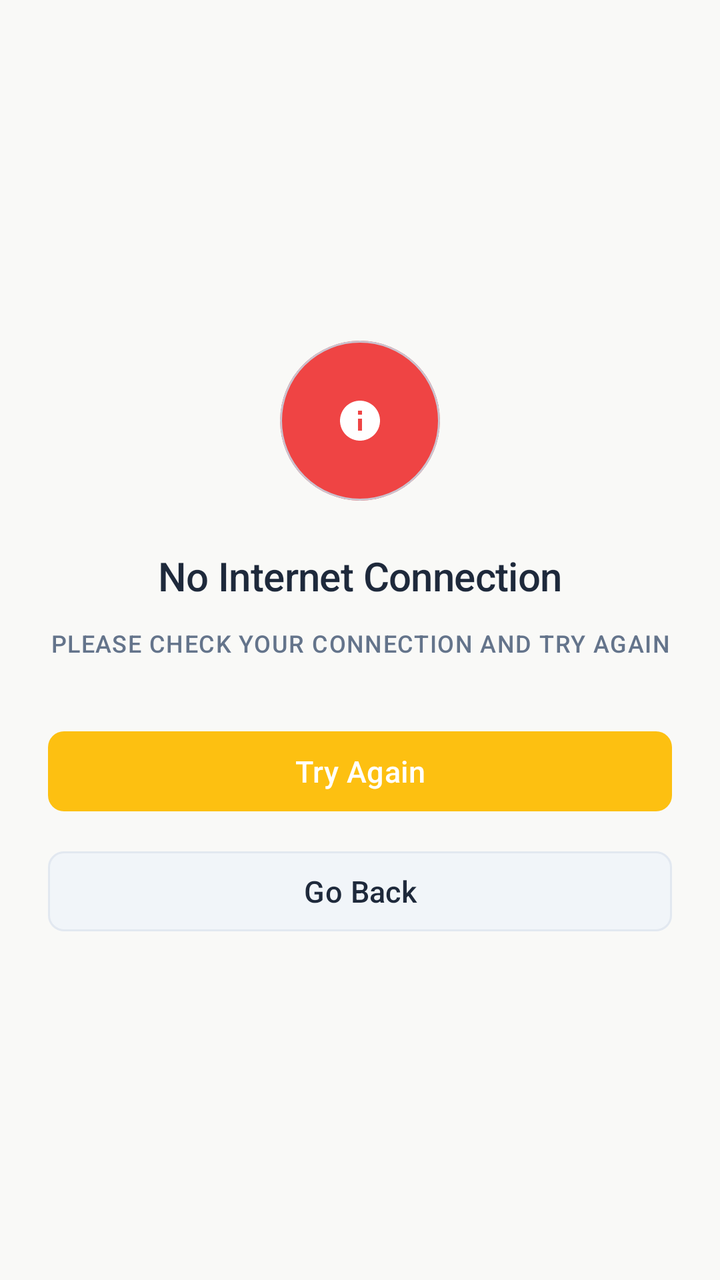
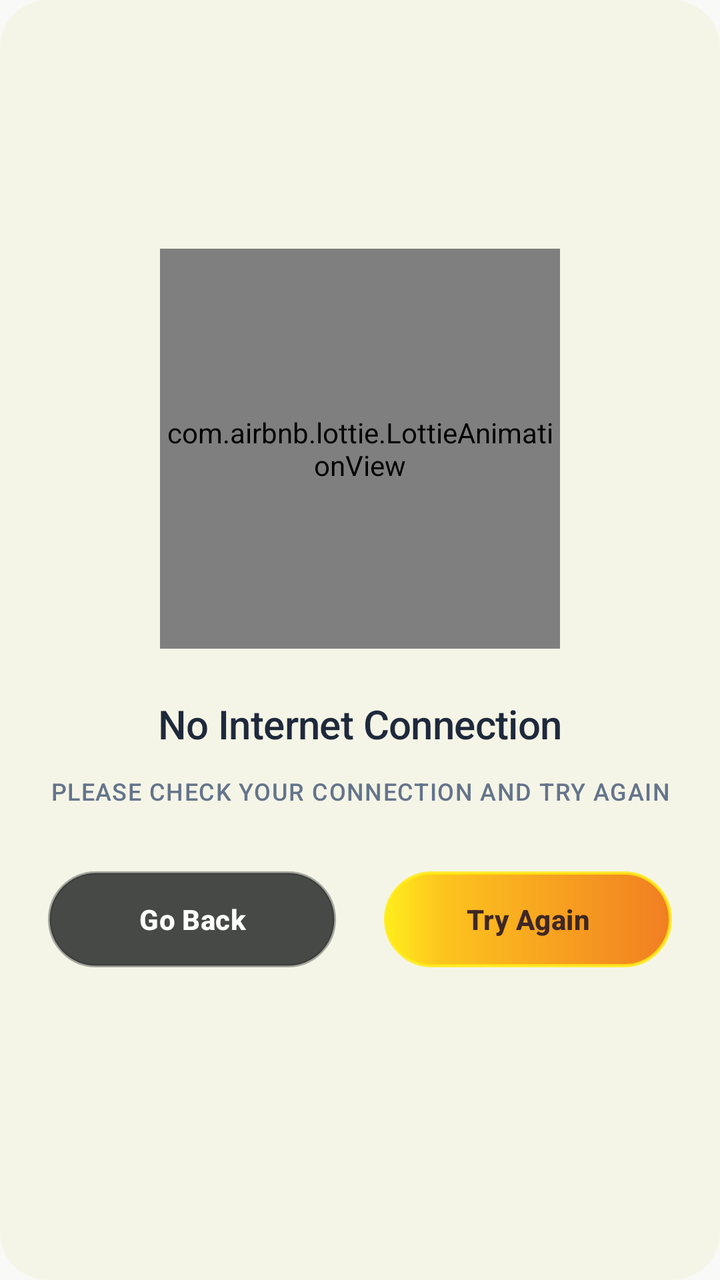

Compare the two renders of this Android layout. The source of the first and the diff that turns it into the second are given below.
<!-- AndroidManifest.xml: application theme Theme.BeckieDealApp -->
<!-- res/layout/dialog_no_internet.xml -->
<?xml version="1.0" encoding="utf-8"?>
<LinearLayout
    xmlns:android="http://schemas.android.com/apk/res/android"
    xmlns:app="http://schemas.android.com/apk/res-auto"
    android:layout_width="match_parent"
    android:layout_height="match_parent"
    android:background="@color/background"
    android:gravity="center"
    android:orientation="vertical"
    android:paddingHorizontal="24dp">

    
    <com.google.android.material.card.MaterialCardView
        android:layout_width="80dp"
        android:layout_height="80dp"
        android:layout_marginBottom="24dp"
        app:cardBackgroundColor="@color/red_error"
        app:cardCornerRadius="40dp"
        app:cardElevation="0dp">

        <ImageView
            android:layout_width="match_parent"
            android:layout_height="match_parent"
            android:gravity="center"
            android:padding="20dp"
            android:scaleType="centerInside"
            android:src="@drawable/ic_info"
            app:tint="@color/white_fixed" />
    </com.google.android.material.card.MaterialCardView>

    
    <TextView
        android:layout_width="wrap_content"
        android:layout_height="wrap_content"
        android:layout_marginBottom="12dp"
        android:text="No Internet Connection"
        android:textAppearance="@style/TextAppearance.App.SectionHeader"
        android:textColor="@color/text_primary"
        android:textSize="20sp" />

    
    <TextView
        android:layout_width="wrap_content"
        android:layout_height="wrap_content"
        android:gravity="center"
        android:layout_marginBottom="32dp"
        android:text="Please check your connection and try again"
        android:textAppearance="@style/TextAppearance.App.Label"
        android:textColor="@color/text_secondary" />

    
    <com.google.android.material.button.MaterialButton
        android:id="@+id/retryButton"
        android:layout_width="match_parent"
        android:layout_height="48dp"
        android:layout_marginBottom="12dp"
        android:text="Try Again"
        android:textColor="@color/on_primary"
        app:backgroundTint="@color/primary"
        app:cornerRadius="8dp" />

    
    <com.google.android.material.button.MaterialButton
        android:id="@+id/closeButton"
        android:layout_width="match_parent"
        android:layout_height="48dp"
        android:text="Go Back"
        android:textColor="@color/text_primary"
        app:backgroundTint="@color/card_bg_secondary"
        app:cornerRadius="8dp"
        app:strokeColor="@color/border_color"
        app:strokeWidth="1dp" />
</LinearLayout>
<!-- resources referenced by this layout -->
<resources>
  <color name="background">#F9F9F7</color>
  <color name="border_color">#E2E8F0</color>
  <color name="card_bg_secondary">#F1F5F9</color>
  <color name="on_primary">#FFFFFF</color>
  <color name="primary">#FDC011</color>
  <color name="red_error">#EF4444</color>
  <color name="text_primary">#1E293B</color>
  <color name="text_secondary">#64748B</color>
  <color name="white_fixed">#FFFFFF</color>
  <!-- drawable ic_info (drawable) -->
  <vector xmlns:android="http://schemas.android.com/apk/res/android"
      android:width="24dp"
      android:height="24dp"
      android:viewportWidth="24"
      android:viewportHeight="24">
      <path
          android:fillColor="@android:color/black"
          android:pathData="M12,2C6.48,2 2,6.48 2,12s4.48,10 10,10s10,-4.48 10,-10S17.52,2 12,2zM13,17h-2v-6h2V17zM13,9h-2V7h2V9z" />
  </vector>
  <style name="Theme.BeckieDealApp" parent="Base.Theme.BeckieDealApp">
          <item name="buttonStyle">@style/Widget.App.Button</item>
          <item name="materialButtonStyle">@style/Widget.App.Button</item>
      </style>
  <color name="primary_container">#FDC011</color>
  <color name="on_primary_container">#582200</color>
  <color name="chip_selected_bg">#3E2723</color>
  <color name="surface">#FFFFFF</color>
  <color name="on_surface">#251913</color>
  <style name="ShapeAppearance.App.Button.Pill" parent="">
          <item name="cornerFamily">rounded</item>
          <item name="cornerSize">50%</item>
      </style>
  <color name="nav_indicator_fill">#FFF1EB</color>
  <style name="ShapeAppearance.App.BottomNav.ActiveIndicator" parent="">
          <item name="cornerFamily">rounded</item>
          <item name="cornerSize">50%</item>
      </style>
  <!-- unchanged entries left out for length: 13 -->
</resources>

<!-- the commit's change to res/layout/dialog_no_internet.xml (unified diff, before → after) -->
@@ -4,29 +4,21 @@
     xmlns:app="http://schemas.android.com/apk/res-auto"
     android:layout_width="match_parent"
     android:layout_height="match_parent"
-    android:background="@color/background"
+    android:background="@drawable/dialog_no_internet_bg"
     android:gravity="center"
     android:orientation="vertical"
-    android:paddingHorizontal="24dp">
+    android:paddingHorizontal="24dp"
+    android:paddingVertical="32dp">
 
     
-    <com.google.android.material.card.MaterialCardView
-        android:layout_width="80dp"
-        android:layout_height="80dp"
+    <com.airbnb.lottie.LottieAnimationView
+        android:id="@+id/noInternetAnimation"
+        android:layout_width="200dp"
+        android:layout_height="200dp"
         android:layout_marginBottom="24dp"
-        app:cardBackgroundColor="@color/red_error"
-        app:cardCornerRadius="40dp"
-        app:cardElevation="0dp">
-
-        <ImageView
-            android:layout_width="match_parent"
-            android:layout_height="match_parent"
-            android:gravity="center"
-            android:padding="20dp"
-            android:scaleType="centerInside"
-            android:src="@drawable/ic_info"
-            app:tint="@color/white_fixed" />
-    </com.google.android.material.card.MaterialCardView>
+        app:lottie_rawRes="@raw/no_internet"
+        app:lottie_autoPlay="true"
+        app:lottie_loop="true" />
 
     
     <TextView
@@ -49,25 +41,42 @@
         android:textColor="@color/text_secondary" />
 
     
-    <com.google.android.material.button.MaterialButton
-        android:id="@+id/retryButton"
+    <LinearLayout
         android:layout_width="match_parent"
-        android:layout_height="48dp"
-        android:layout_marginBottom="12dp"
-        android:text="Try Again"
-        android:textColor="@color/on_primary"
-        app:backgroundTint="@color/primary"
-        app:cornerRadius="8dp" />
+        android:layout_height="wrap_content"
+        android:orientation="horizontal"
+        android:layout_marginBottom="32dp">
 
-    
-    <com.google.android.material.button.MaterialButton
-        android:id="@+id/closeButton"
-        android:layout_width="match_parent"
-        android:layout_height="48dp"
-        android:text="Go Back"
-        android:textColor="@color/text_primary"
-        app:backgroundTint="@color/card_bg_secondary"
-        app:cornerRadius="8dp"
-        app:strokeColor="@color/border_color"
-        app:strokeWidth="1dp" />
+        <com.google.android.material.button.MaterialButton
+            android:id="@+id/closeButton"
+            android:layout_width="0dp"
+            android:layout_height="48dp"
+            android:layout_weight="0.5"
+            android:layout_marginEnd="12dp"
+            android:paddingStart="16dp"
+            android:paddingEnd="16dp"
+            android:background="@drawable/button_buy_now_glass"
+            android:text="Go Back"
+            android:textAllCaps="false"
+            android:textColor="@color/white_fixed"
+            android:textSize="14sp"
+            android:textStyle="bold"
+            app:backgroundTint="@null" />
+
+        <com.google.android.material.button.MaterialButton
+            android:id="@+id/retryButton"
+            android:layout_width="0dp"
+            android:layout_height="48dp"
+            android:layout_weight="0.5"
+            android:layout_marginStart="12dp"
+            android:paddingStart="16dp"
+            android:paddingEnd="16dp"
+            android:background="@drawable/button_add_to_cart_glass"
+            android:text="Try Again"
+            android:textAllCaps="false"
+            android:textColor="@color/dark_brown"
+            android:textSize="14sp"
+            android:textStyle="bold"
+            app:backgroundTint="@null" />
+    </LinearLayout>
 </LinearLayout>
<!-- resource entries referenced after the edit -->
@@ -1,28 +1,96 @@
 <!-- resources referenced by this layout -->
 <resources>
+  <color name="dark_brown">#3E2723</color>
   <color name="background">#F9F9F7</color>
-  <color name="border_color">#E2E8F0</color>
-  <color name="card_bg_secondary">#F1F5F9</color>
   <color name="on_primary">#FFFFFF</color>
   <color name="primary">#FDC011</color>
-  <color name="red_error">#EF4444</color>
   <color name="text_primary">#1E293B</color>
   <color name="text_secondary">#64748B</color>
   <color name="white_fixed">#FFFFFF</color>
-  <!-- drawable ic_info (drawable) -->
-  <vector xmlns:android="http://schemas.android.com/apk/res/android"
-      android:width="24dp"
-      android:height="24dp"
-      android:viewportWidth="24"
-      android:viewportHeight="24">
-      <path
-          android:fillColor="@android:color/black"
-          android:pathData="M12,2C6.48,2 2,6.48 2,12s4.48,10 10,10s10,-4.48 10,-10S17.52,2 12,2zM13,17h-2v-6h2V17zM13,9h-2V7h2V9z" />
-  </vector>
+  <!-- drawable button_add_to_cart_glass (drawable) -->
+  <?xml version="1.0" encoding="utf-8"?>
+  <layer-list xmlns:android="http://schemas.android.com/apk/res/android">
+      
+      <item>
+          <shape android:shape="rectangle">
+              <gradient
+                  android:angle="0"
+                  android:startColor="#F0FFEC0F"
+                  android:centerColor="#F0FDC011"
+                  android:endColor="#F0F07615"
+                  android:centerX="0.20"
+                  android:type="linear" />
+              <corners android:radius="@dimen/button_pill_radius" />
+              <stroke
+                  android:width="1.5dp"
+                  android:color="#CCFFEC0F" />
+          </shape>
+      </item>
+  </layer-list>
+  <!-- drawable button_buy_now_glass (drawable) -->
+  <?xml version="1.0" encoding="utf-8"?>
+  <selector xmlns:android="http://schemas.android.com/apk/res/android">
+      
+      <item android:state_pressed="true">
+          <layer-list>
+              <item>
+                  <shape android:shape="rectangle">
+                      <solid android:color="#F0FFEC0F" />
+                      <corners android:radius="@dimen/button_pill_radius" />
+                      <stroke
+                          android:width="1.5dp"
+                          android:color="#CCFFEC0F" />
+                  </shape>
+              </item>
+          </layer-list>
+      </item>
+      
+      
+      <item android:state_focused="true">
+          <layer-list>
+              <item>
+                  <shape android:shape="rectangle">
+                      <solid android:color="#F0FFEC0F" />
+                      <corners android:radius="@dimen/button_pill_radius" />
+                      <stroke
+                          android:width="1.5dp"
+                          android:color="#CCFFEC0F" />
+                  </shape>
+              </item>
+          </layer-list>
+      </item>
+      
+      
+      <item>
+          <layer-list>
+              <item>
+                  <shape android:shape="rectangle">
+                      <solid android:color="#E02F3130" />
+                      <corners android:radius="@dimen/button_pill_radius" />
+                      <stroke
+                          android:width="1.5dp"
+                          android:color="#662F3130" />
+                  </shape>
+              </item>
+          </layer-list>
+      </item>
+  </selector>
+  <!-- drawable dialog_no_internet_bg (drawable) -->
+  <?xml version="1.0" encoding="utf-8"?>
+  <layer-list xmlns:android="http://schemas.android.com/apk/res/android">
+      
+      <item>
+          <shape android:shape="rectangle">
+              <solid android:color="#F5F5F5E6" />
+              <corners android:radius="24dp" />
+          </shape>
+      </item>
+  </layer-list>
   <style name="Theme.BeckieDealApp" parent="Base.Theme.BeckieDealApp">
           <item name="buttonStyle">@style/Widget.App.Button</item>
           <item name="materialButtonStyle">@style/Widget.App.Button</item>
       </style>
+  <dimen name="button_pill_radius">999dp</dimen>
   <color name="primary_container">#FDC011</color>
   <color name="on_primary_container">#582200</color>
   <color name="chip_selected_bg">#3E2723</color>
